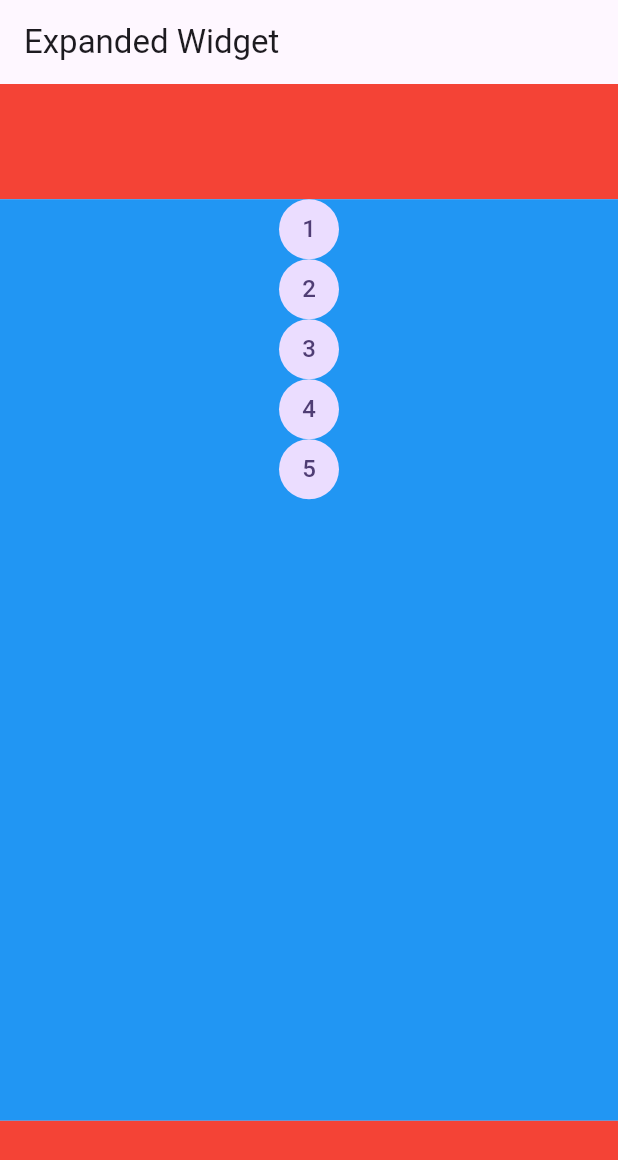
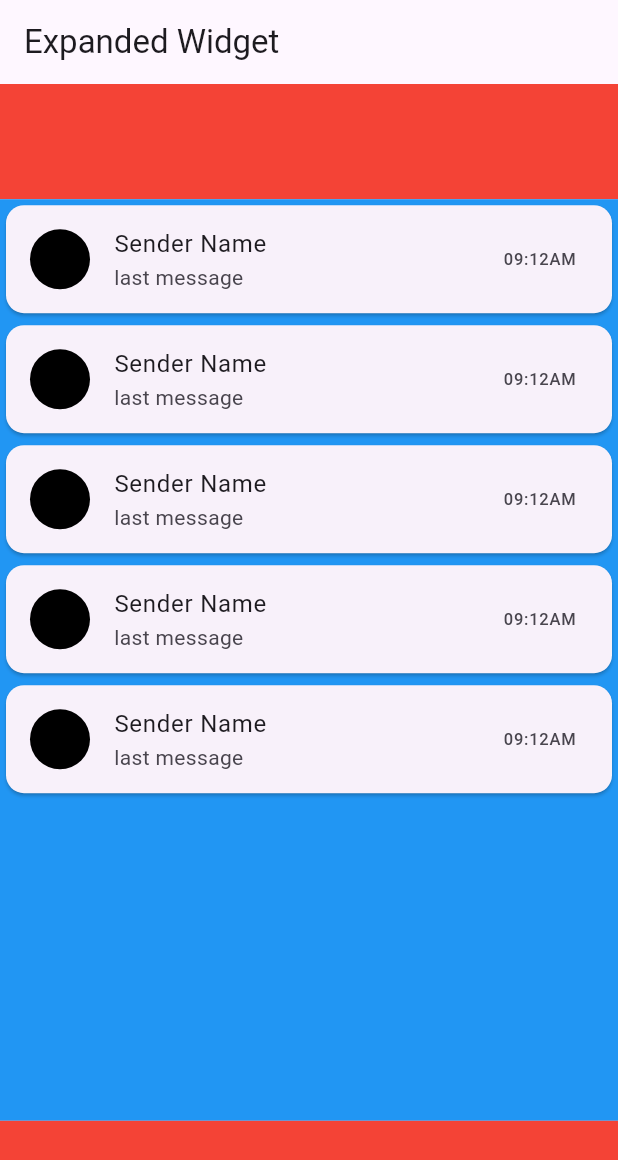
Before and after one commit to Areeba-ai05/WA-full-clone, a Flutter app: the screen it shows after launch, on a phone screen of 412 x 824 dp. Shown: the top 1160 px of the screen. Run offline on Flutter 3.47's test engine with Material 3 defaults, Android fonts, the phone set to English and light mode, and no system bars.

Commit message:
update code

```diff
--- a/lib/whatsapp/wapp.dart
+++ b/lib/whatsapp/wapp.dart
@@ -24,9 +24,13 @@ class ExpandedClass extends StatelessWidget {
                     itemCount: 5,//starting =0, ending =5-1
                     itemBuilder: (context,index)
                     {
-                      return CircleAvatar(
-                        child:Text('${index+1}'),
-                        //child: Text(index.toString()),
+                      return Card(
+                        child: ListTile(
+                          leading: CircleAvatar(backgroundColor: Colors.black,),
+                          title: Text('Sender Name'),
+                          subtitle: Text('last message'),
+                          trailing: Text('09:12AM'),
+                        ),
                       );
                     },
                   )
```
